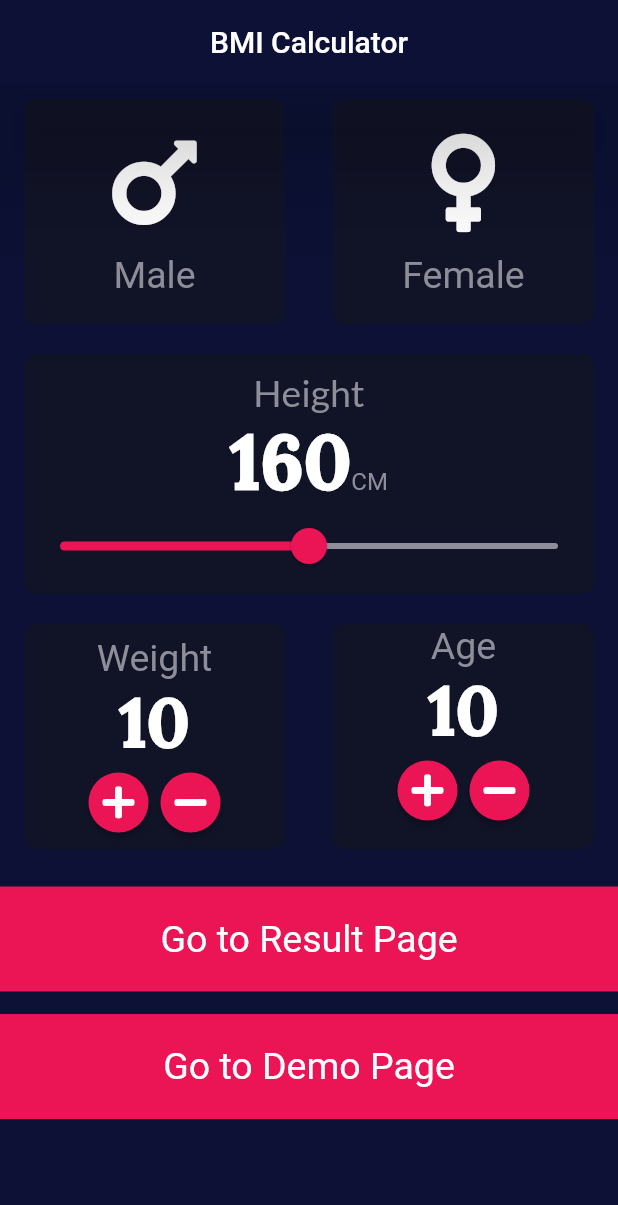
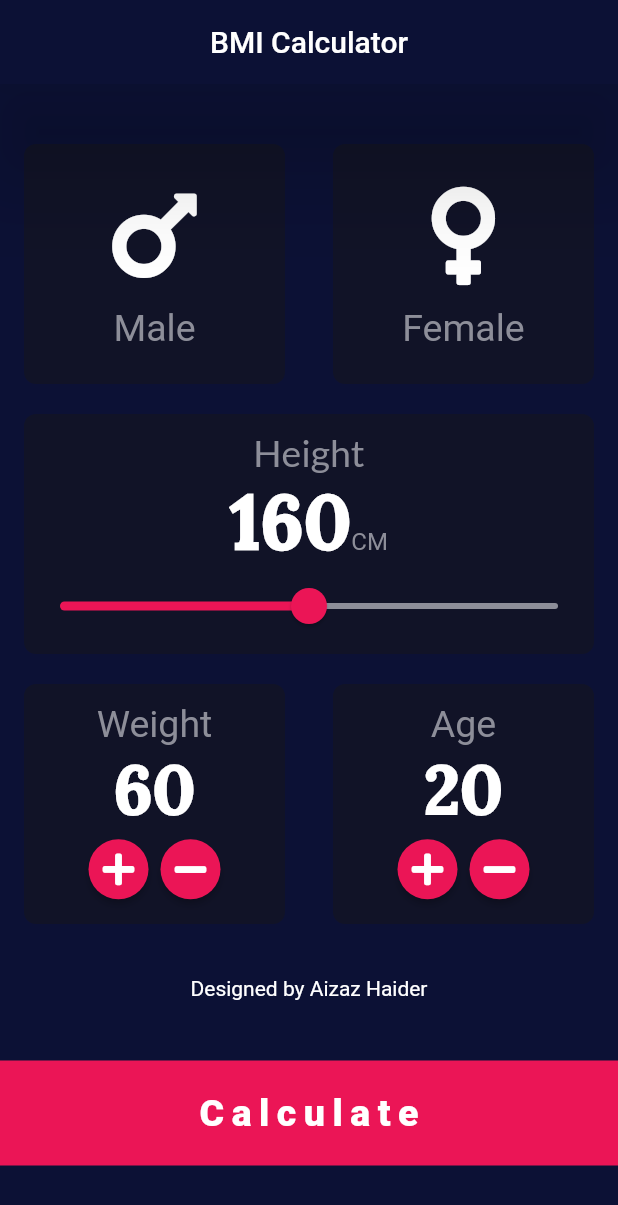
Before and after one commit to 4643880/Basic-Apps-Flutter, a Flutter app: the screen it shows after launch, on a phone screen of 412 x 824 dp. Shown: the top 1205 px of the screen. Run offline on Flutter 3.47's test engine with Material 2 defaults, Android fonts, the light colour scheme and no system bars; our stand-ins replace font_awesome_flutter, google_fonts; Roboto replaces fonts that are missing (Almarai).

Commit message:
BMI Calculator App Ends Here

```diff
--- a/lib/main.dart
+++ b/lib/main.dart
@@ -1,8 +1,7 @@
 import 'package:flutter/material.dart';
-import 'package:flutter_learning_with_angela/pages/demo_page.dart';
 import 'package:flutter_learning_with_angela/pages/input_page_file.dart';
 import 'package:flutter_learning_with_angela/pages/result_page.dart';
-import 'package:flutter_learning_with_angela/pages/utils/routes.dart';
+import 'package:flutter_learning_with_angela/utils/routes.dart';
 import 'package:flutter_learning_with_angela/widgets.dart/my_theme.dart';
 void main() {
   runApp(const MyApp());
@@ -33,8 +32,7 @@ class MyApp extends StatelessWidget {
       // initialRoute: MyRoutes.inputRoute,
       routes: {
         MyRoutes.inputRoute: (context) => const InputPage(),
-        MyRoutes.resultPageRoute : (context) => const ResultPage(),
-        MyRoutes.demoPageRoute : (context) => const DemoPage(),
+        // MyRoutes.resultPageRoute : (context) => const ResultPage(),
       },
     );
   }
--- a/lib/pages/demo_page.dart
+++ /dev/null
@@ -1,29 +0,0 @@
-import 'package:flutter/material.dart';
-import 'package:flutter_learning_with_angela/pages/result_page.dart';
-
-class DemoPage extends StatelessWidget {
-  const DemoPage({ Key? key }) : super(key: key);
-
-  @override
-  Widget build(BuildContext context) {
-    return MaterialApp(
-      home:  Scaffold(
-        body: Center(
-          child: Column(
-            mainAxisAlignment: MainAxisAlignment.center,
-            children: [
-              const Text("Demo Page", style: TextStyle(fontSize: 25)),
-              ElevatedButton(onPressed: (){
-                Navigator.pop(context);
-              }, child: const Text("Go to home")),
-              ElevatedButton(onPressed: (){
-                Navigator.push(context, MaterialPageRoute(builder: (context) => ResultPage()));
-              }, child: const Text("Go to Result Page")),
-
-            ],
-          ),
-        ),
-      ),
-    );
-  }
-}
--- a/lib/pages/input_page_file.dart
+++ b/lib/pages/input_page_file.dart
@@ -1,10 +1,11 @@
 import 'package:flutter/material.dart';
-import 'package:flutter_learning_with_angela/pages/demo_page.dart';
+import 'package:flutter_learning_with_angela/pages/calculator_brain.dart';
+import 'package:flutter_learning_with_angela/pages/input_page_widgets/bottom_button.dart';
+import 'package:flutter_learning_with_angela/pages/input_page_widgets/rounded_icon_widget.dart';
 import 'package:flutter_learning_with_angela/pages/result_page.dart';
-import 'package:flutter_learning_with_angela/pages/utils/routes.dart';
+import 'package:flutter_learning_with_angela/utils/routes.dart';
 import 'package:font_awesome_flutter/font_awesome_flutter.dart';
 import 'package:google_fonts/google_fonts.dart';
-
 import 'package:flutter_learning_with_angela/widgets.dart/male_female_content.dart';
 import 'package:flutter_learning_with_angela/widgets.dart/myconstants.dart';
 import 'package:flutter_learning_with_angela/widgets.dart/reusable_container.dart';
@@ -13,8 +14,8 @@ enum GenderEnum { male, female }
 GenderEnum? selectingGender;
 
 int _currentSliderValue = 160;
-int _weightValue = 10;
-int _ageValue = 10;
+int _weightValue = 60;
+int _ageValue = 20;
 
 class InputPage extends StatefulWidget {
   const InputPage({Key? key}) : super(key: key);
@@ -29,8 +30,9 @@ class _InputPageState extends State<InputPage> {
     return SingleChildScrollView(
       child: Column(
         children: [
+          SizedBox(height: 30,),
           Container(
-            height: 170,
+            height: 180,
             child: Row(
               children: [
                 Expanded(
@@ -117,7 +119,7 @@ class _InputPageState extends State<InputPage> {
             ),
           ),
           Container(
-            height: 170,
+            height: 180,
             child: Row(
               children: [
                 Expanded(
@@ -172,6 +174,7 @@ class _InputPageState extends State<InputPage> {
                   child: MyReusableContainer(
                     color: kReusableContainerInActiveColor,
                     myCardChild: Column(
+                      mainAxisAlignment: MainAxisAlignment.center,
                       children: [
                         const Text(
                           "Age",
@@ -215,56 +218,28 @@ class _InputPageState extends State<InputPage> {
               ],
             ),
           ),
-          InkWell(
-            onTap: () {
-              Navigator.pushNamed(context, MyRoutes.resultPageRoute);
+          Container(
+            child: const Padding(
+              padding: EdgeInsets.all(25.0),
+              child: Text("Designed by Aizaz Haider", style: TextStyle()),
+            ),
+          ),
+          // SizedBox(height: 70,),
+          MyBottomButton(
+            buttonName: "Calculate",
+            onClick: () {
+
+              CalculatorBrain obj = CalculatorBrain(height: _currentSliderValue, weight: _weightValue);
+
+              Navigator.push(context, MaterialPageRoute(builder: (context) => ResultPage(
+                bmiResult: obj.calculateFunc(),
+                bmiText: obj.textResultFunc() ,
+                bmiFeedback: obj.feedbackFunc(),
+                ) ));
             },
-            child: Container(
-                margin: const EdgeInsets.only(top: 15),
-                color: kBottomContainerColor,
-                height: kBottomContainerHeight,
-                width: double.infinity,
-                child: const Center(
-                  child:
-                      Text("Go to Result Page", style: TextStyle(fontSize: 25)),
-                )),
-          ),
-          InkWell(
-            onTap: () {
-              Navigator.push(context,
-                  MaterialPageRoute(builder: (context) => DemoPage()));
-            },
-            child: Container(
-                margin: const EdgeInsets.only(top: 15),
-                color: kBottomContainerColor,
-                height: kBottomContainerHeight,
-                width: double.infinity,
-                child: const Center(
-                  child:
-                      Text("Go to Demo Page", style: TextStyle(fontSize: 25)),
-                )),
           ),
         ],
       ),
     );
   }
 }
-
-class MyRoundedIconButton extends StatelessWidget {
-  const MyRoundedIconButton({Key? key, this.mychild, this.updateWidthFunc})
-      : super(key: key);
-  final Widget? mychild;
-  final Function()? updateWidthFunc;
-
-  @override
-  Widget build(BuildContext context) {
-    return RawMaterialButton(
-      hoverColor: Colors.green,
-      constraints: const BoxConstraints.tightFor(height: 40, width: 40),
-      shape: const CircleBorder(),
-      fillColor: kBottomContainerColor,
-      child: mychild,
-      onPressed: updateWidthFunc,
-    );
-  }
-}
--- /dev/null
+++ b/lib/pages/input_page_widgets/bottom_button.dart
@@ -0,0 +1,32 @@
+
+import 'package:flutter/material.dart';
+import 'package:flutter_learning_with_angela/utils/routes.dart';
+import 'package:flutter_learning_with_angela/widgets.dart/myconstants.dart';
+import 'package:google_fonts/google_fonts.dart';
+
+
+class MyBottomButton extends StatelessWidget {
+  const MyBottomButton({
+    Key? key, required this.buttonName,  required this.onClick
+  }) : super(key: key);
+  final String buttonName;
+  final Function() onClick;
+
+  @override
+  Widget build(BuildContext context) {
+    return InkWell(
+      onTap: onClick,
+      child: Container(
+          margin: const EdgeInsets.only(top: 15),
+          color: kBottomContainerColor,
+          height: kBottomContainerHeight,
+          width: double.infinity,
+          child: Center(
+              child: Text(
+            buttonName,
+            style: kCalculateButtonStyle.copyWith(
+                fontFamily: GoogleFonts.almarai().fontFamily),
+          ))),
+    );
+  }
+}
--- /dev/null
+++ b/lib/pages/input_page_widgets/rounded_icon_widget.dart
@@ -0,0 +1,22 @@
+import 'package:flutter/cupertino.dart';
+import 'package:flutter/material.dart';
+import 'package:flutter_learning_with_angela/widgets.dart/myconstants.dart';
+
+class MyRoundedIconButton extends StatelessWidget {
+  const MyRoundedIconButton({Key? key, this.mychild, this.updateWidthFunc})
+      : super(key: key);
+  final Widget? mychild;
+  final Function()? updateWidthFunc;
+
+  @override
+  Widget build(BuildContext context) {
+    return RawMaterialButton(
+      hoverColor: Colors.green,
+      constraints: const BoxConstraints.tightFor(height: 40, width: 40),
+      shape: const CircleBorder(),
+      fillColor: kBottomContainerColor,
+      child: mychild,
+      onPressed: updateWidthFunc,
+    );
+  }
+}
--- a/lib/widgets.dart/my_theme.dart
+++ b/lib/widgets.dart/my_theme.dart
@@ -38,6 +38,7 @@ class MyTheme{
       // bodyText1: TextStyle(color: Colors.red),
       bodyText2: TextStyle(color: Colors.white),
     ),
+    iconTheme: IconThemeData(color: Colors.white),
 
   );
 }
--- a/lib/widgets.dart/myconstants.dart
+++ b/lib/widgets.dart/myconstants.dart
@@ -1,4 +1,5 @@
 import 'package:flutter/material.dart';
+import 'package:google_fonts/google_fonts.dart';
 
 const kBottomContainerHeight = 70.0;
 const kBottomContainerColor = Color(0xffeb1556);
@@ -17,3 +18,6 @@ const kSliderOverlayColor = Color(0x54eb1556);
 
 
 const kIconColor = Colors.white;
+
+
+const kCalculateButtonStyle = TextStyle(fontSize: 25, fontWeight: FontWeight.w900, letterSpacing: 5,);
```
Also changed, not shown: lib/pages/calculator_brain.dart (added, +57 -0 lines), lib/pages/result_page.dart (+88 -14 lines), lib/utils/routes.dart (renamed from lib/pages/utils/routes.dart), 6 other files.
